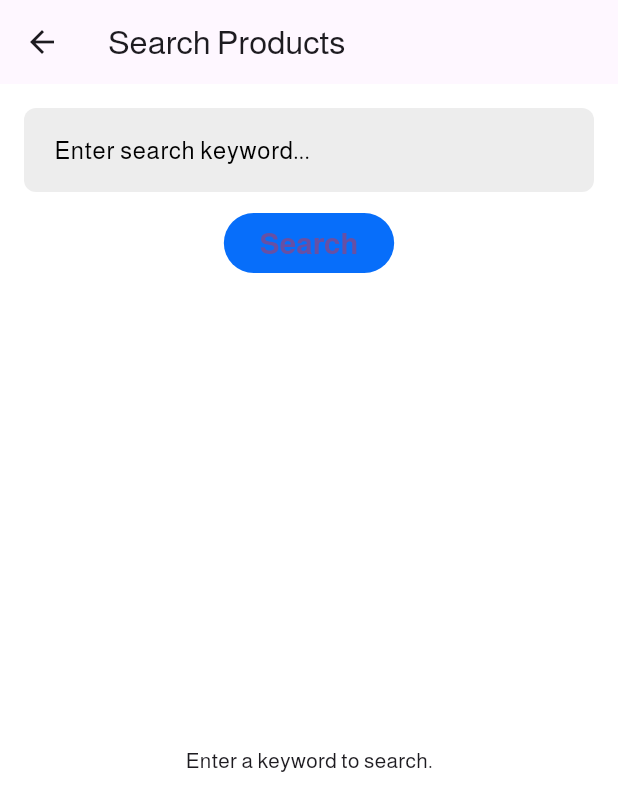
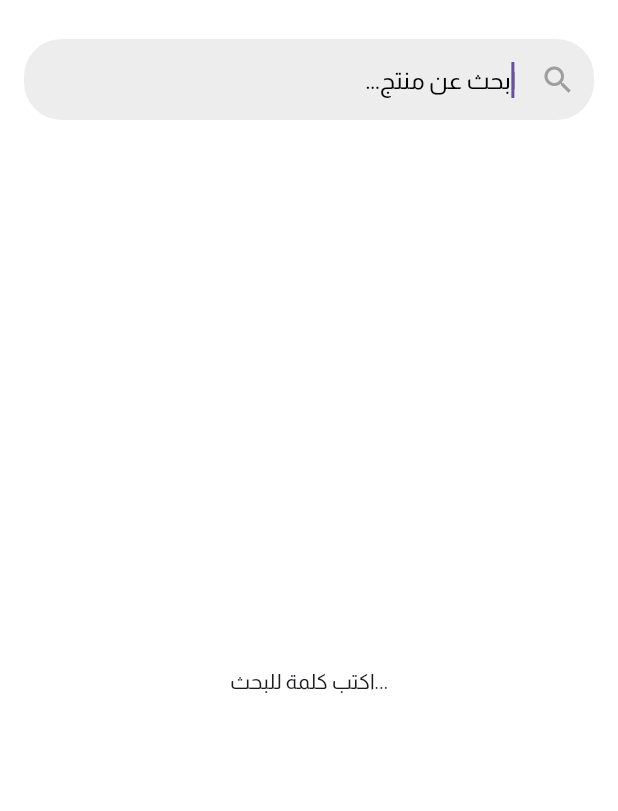
Before and after one commit to E-commerce-CS22/Flutter-app, a Flutter app: the SearchPage screen opened directly, on a phone screen of 412 x 824 dp. Shown: the top 811 px of the screen. Run offline on Flutter 3.47's test engine with Material 3 defaults, Android fonts, the phone set to English and light mode, and no system bars; our stand-ins replace bloc, connectivity_plus, curved_navigation_bar, dartz, dash_chat_2, dio and 10 more; accounts and stored records are empty; network calls fail; project files that could hold a hidden picture were left out.

Commit message:
Complete Search

```diff
--- a/lib/features/search/data/models/product_model.dart
+++ b/lib/features/search/data/models/product_model.dart
@@ -8,6 +8,7 @@ class ProductModel extends ProductEntity {
     required super.price,
     required super.createdAt,
     required super.updatedAt,
+    required super.image,
   });
 
   factory ProductModel.fromJson(Map<String, dynamic> json) {
@@ -15,9 +16,10 @@ class ProductModel extends ProductEntity {
       id: json['id'],
       name: json['name'],
       description: json['description'],
-      price: json['price'],
+      price: double.parse(json['price'].toString()),
       createdAt: DateTime.parse(json['created_at']),
       updatedAt: DateTime.parse(json['updated_at']),
+      image: json['image'],
     );
   }
 
--- a/lib/features/search/domain/entities/product_entity.dart
+++ b/lib/features/search/domain/entities/product_entity.dart
@@ -2,9 +2,10 @@ class ProductEntity {
   final int id;
   final String name;
   final String description;
-  final String price;
+  final double price;
   final DateTime createdAt;
   final DateTime updatedAt;
+  final String? image;
 
   const ProductEntity({
     required this.id,
@@ -13,5 +14,6 @@ class ProductEntity {
     required this.price,
     required this.createdAt,
     required this.updatedAt,
+    this.image,
   });
 }
--- a/lib/features/search/presentation/pages/search_screen.dart
+++ b/lib/features/search/presentation/pages/search_screen.dart
@@ -1,7 +1,13 @@
 import 'package:flutter/material.dart';
+import 'package:flutter/services.dart';
 import 'package:flutter_bloc/flutter_bloc.dart';
+import 'package:smartstore/features/products_by_category/presentation/pages/widgets/product_card.dart';
 import 'package:smartstore/features/search/presentation/blocs/search_cubit.dart';
 import 'package:smartstore/features/search/presentation/blocs/search_state.dart';
+
+import '../../../products/presentation/pages/product_screen.dart';
+
+
 
 class SearchPage extends StatefulWidget {
   const SearchPage({Key? key}) : super(key: key);
@@ -12,34 +18,60 @@ class SearchPage extends StatefulWidget {
 
 class _SearchPageState extends State<SearchPage> {
   final TextEditingController _controller = TextEditingController();
+  final FocusNode _focusNode = FocusNode(); // لإدارة الفوكس
   final int _page = 1;
+
+  @override
+  void initState() {
+    super.initState();
+    // طلب الفوكس لحقل البحث
+    Future.delayed(const Duration(milliseconds: 300), () {
+      FocusScope.of(context).requestFocus(_focusNode);
+    });
+  }
+
+  @override
+  void dispose() {
+    _controller.dispose();
+    _focusNode.dispose(); // تنظيف الفوكس نود
+    super.dispose();
+  }
 
   @override
   Widget build(BuildContext context) {
     return Scaffold(
       appBar: AppBar(
-        title: const Text('Search Products'),
+        backgroundColor: Colors.white, // خلفية بيضاء
+        automaticallyImplyLeading: false, // يحذف زر الرجوع
+        toolbarHeight: 10, // ارتفاع الـ AppBar
       ),
       body: Padding(
         padding: const EdgeInsets.all(16.0),
         child: Column(
           children: [
             TextField(
+              focusNode: _focusNode,
+              // ربط الفوكس نود
               controller: _controller,
-              decoration: const InputDecoration(
-                hintText: 'Enter search keyword...',
-                border: OutlineInputBorder(),
+              textDirection: TextDirection.rtl,
+              decoration: InputDecoration(
+                filled: true,
+                hintText: 'ابحث عن منتج...',
+                hintTextDirection: TextDirection.rtl,
+                suffixIcon: const Icon(Icons.search, color: Colors.grey),
+                border: OutlineInputBorder(
+                  borderRadius: BorderRadius.circular(25),
+                  borderSide: BorderSide.none,
+                ),
+                contentPadding: const EdgeInsets.symmetric(
+                    vertical: 15, horizontal: 20),
               ),
-            ),
-            const SizedBox(height: 10),
-            ElevatedButton(
-              onPressed: () {
-                final keyword = _controller.text.trim();
+              onChanged: (value) {
+                final keyword = value.trim();
                 if (keyword.isNotEmpty) {
                   context.read<SearchCubit>().fetchSearch(keyword, _page);
                 }
               },
-              child: const Text('Search'),
             ),
             const SizedBox(height: 20),
             Expanded(
@@ -47,21 +79,44 @@ class _SearchPageState extends State<SearchPage> {
                 builder: (context, state) {
                   if (state is SearchLoading) {
                     return const Center(child: CircularProgressIndicator());
-                  } else if (state is SearchLoaded) {
-                    return ListView.builder(
-                      itemCount: state.products.products.length,
+                  }
+                  else if (state is SearchLoaded) {
+                    final products = state.products.products;
+
+                    if (products.isEmpty) {
+                      return const Center(child: Text('لم يتم العثور على نتائج لهذا البحث.'));
+                    }
+
+                    return GridView.builder(
+                      gridDelegate: const SliverGridDelegateWithFixedCrossAxisCount(
+                        crossAxisCount: 2,
+                        childAspectRatio: 0.75,
+                        crossAxisSpacing: 10,
+                        mainAxisSpacing: 10,
+                      ),
+                      itemCount: products.length,
                       itemBuilder: (context, index) {
-                        final product = state.products.products[index];
-                        return ListTile(
-                          title: Text(product.name),
-                          subtitle: Text('Price: \$${product.price}'),
+                        final product = products[index];
+                        return ProductCard(
+                          productId: product.id,
+                          name: product.name,
+                          price: product.price,
+                          imageUrl: product.image,
+                          onTap: () {
+                            Navigator.push(
+                              context,
+                              MaterialPageRoute(
+                                builder: (context) => ProductScreen(productId: product.id),
+                              ),
+                            );
+                          },
                         );
                       },
                     );
-                  } else if (state is SearchError) {
+                  }                  else if (state is SearchError) {
                     return Center(child: Text(state.message));
                   } else {
-                    return const Center(child: Text('Enter a keyword to search.'));
+                    return const Center(child: Text('اكتب كلمة للبحث...'));
                   }
                 },
               ),
@@ -71,4 +126,7 @@ class _SearchPageState extends State<SearchPage> {
       ),
     );
   }
+
+
+
 }
```
Also changed, not shown: lib/features/home/presentation/pages/Home/widgets/search_box.dart (+15 -8 lines).
